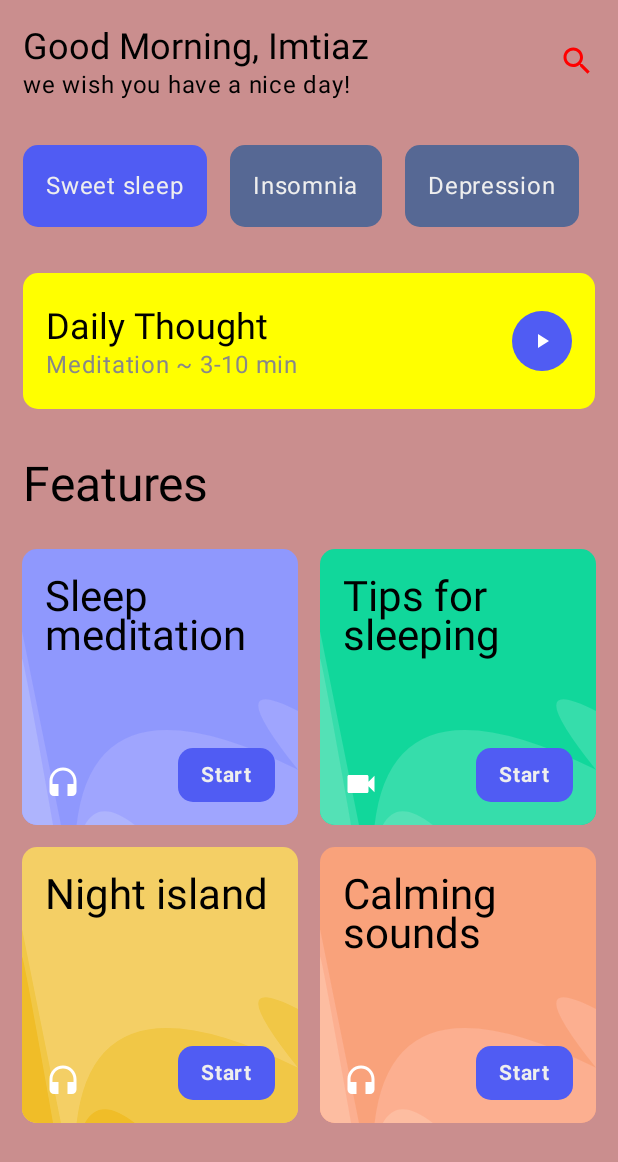
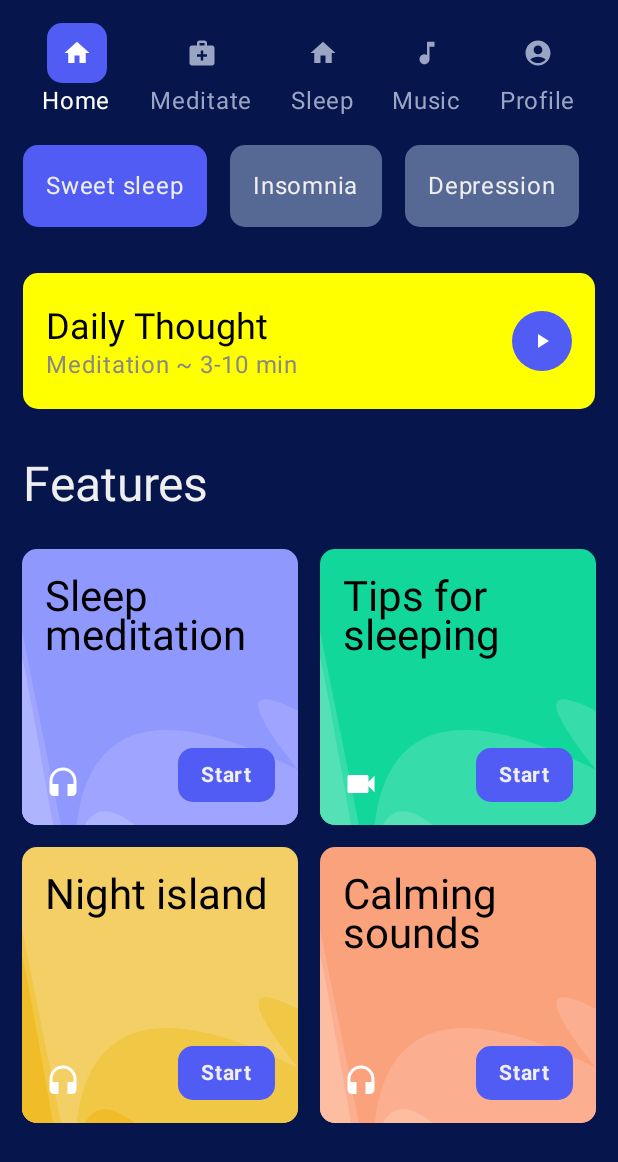
Before and after one commit to Imtiaz16041997/Compose_UI_Practise, an Android app built with Jetpack Compose: the screen it shows after launch (MainActivity), on a phone screen of 412 x 824 dp. Shown: the top 1162 px of the screen. Run offline under Robolectric (Android 15) with nearby library versions, the phone set to English and light mode, and no system bars.

Commit message:
NavBar features ui

```diff
--- /dev/null
+++ b/app/src/main/java/com/imtiaz/composepractices/BottomMenuContent.kt
@@ -0,0 +1,9 @@
+package com.imtiaz.composepractices
+
+import androidx.annotation.DrawableRes
+
+data class BottomMenuContent(
+    val title: String,
+    @DrawableRes val iconId: Int
+
+)
--- a/app/src/main/java/com/imtiaz/composepractices/HomeScreen.kt
+++ b/app/src/main/java/com/imtiaz/composepractices/HomeScreen.kt
@@ -39,6 +39,7 @@ import androidx.compose.ui.res.painterResource
 import androidx.compose.ui.text.font.FontWeight
 import androidx.compose.ui.unit.dp
 import androidx.compose.ui.unit.sp
+import com.imtiaz.composepractices.ui.theme.AquaBlue
 import com.imtiaz.composepractices.ui.theme.Beige1
 import com.imtiaz.composepractices.ui.theme.Beige2
 import com.imtiaz.composepractices.ui.theme.Beige3
@@ -47,6 +48,7 @@ import com.imtiaz.composepractices.ui.theme.BlueViolet2
 import com.imtiaz.composepractices.ui.theme.BlueViolet3
 import com.imtiaz.composepractices.ui.theme.ButtonBlue
 import com.imtiaz.composepractices.ui.theme.DarkerButtonBlue
+import com.imtiaz.composepractices.ui.theme.DeepBlue
 import com.imtiaz.composepractices.ui.theme.LightGreen1
 import com.imtiaz.composepractices.ui.theme.LightGreen2
 import com.imtiaz.composepractices.ui.theme.LightGreen3
@@ -55,12 +57,16 @@ import com.imtiaz.composepractices.ui.theme.OrangeYellow1
 import com.imtiaz.composepractices.ui.theme.OrangeYellow2
 import com.imtiaz.composepractices.ui.theme.OrangeYellow3
 import com.imtiaz.composepractices.ui.theme.TextWhite
+import java.nio.file.WatchEvent
 
 @Composable
 fun HomeScreen(){
     Box(modifier = Modifier
         .fillMaxSize()
-        .background(Color(0xFFCA8E8E))) {
+        .background(DeepBlue)
+        .fillMaxSize()
+    )
+        {
         Column {
             GreetingSection() //Heading
             ChipSection(chips = listOf("Sweet sleep", "Insomnia","Depression"))
@@ -100,6 +106,13 @@ fun HomeScreen(){
             )
 
         }
+            BottomMenu(items = listOf(
+                BottomMenuContent("Home",R.drawable.ic_home),
+                BottomMenuContent("Meditate",R.drawable.ic_meditate),
+                BottomMenuContent("Sleep",R.drawable.ic_home),
+                BottomMenuContent("Music",R.drawable.ic_music),
+                BottomMenuContent("Profile",R.drawable.ic_profile),
+            ))
     }
 }
 
@@ -119,19 +132,21 @@ fun GreetingSection(
         Column(verticalArrangement = Arrangement.Center) {
             Text(
                 text = "Good Morning, $name",
-                style = MaterialTheme.typography.headlineSmall
+                style = MaterialTheme.typography.headlineSmall,
+                color = TextWhite
             )
 
             Text(
                 text = "we wish you have a nice day!",
-                style = MaterialTheme.typography.bodyLarge
+                style = MaterialTheme.typography.bodyLarge,
+                color = TextWhite
             )
 
         }
 
         Icon(painter = painterResource(id = R.drawable.ic_search_icon),
             contentDescription = "Search",
-            tint = Color.Red,
+            tint = Color.White,
             modifier = Modifier.size(24.dp)
         )
 
@@ -229,6 +244,7 @@ fun CurrentMeditation(color: Color = Color.Yellow) {
     Column(modifier = Modifier.fillMaxWidth()) {
         Text(text = "Features",
             style = MaterialTheme.typography.headlineLarge,
+            color = TextWhite,
             modifier = Modifier.padding(15.dp))
 
         LazyVerticalGrid(
@@ -248,7 +264,8 @@ fun CurrentMeditation(color: Color = Color.Yellow) {
 @Composable
 fun FeatureItem(feature: Feature) {
 
-    BoxWithConstraints(modifier = Modifier.padding(7.5.dp)
+    BoxWithConstraints(modifier = Modifier
+        .padding(7.5.dp)
         .aspectRatio(1f)
         .clip(RoundedCornerShape(10.dp))
         .background(feature.darkColor)) {
@@ -305,11 +322,11 @@ fun FeatureItem(feature: Feature) {
         }
 
         Box(
-            modifier =
-            Modifier
+            modifier = Modifier
                 .fillMaxSize()
                 .padding(
-                    15.dp)) {
+                    15.dp
+                )) {
             Text(
                 text = feature.title,
                 style = MaterialTheme.typography.headlineMedium,
@@ -330,9 +347,9 @@ fun FeatureItem(feature: Feature) {
                 fontWeight = FontWeight.Bold,
                 modifier = Modifier
 
-                    .clickable{// Handle the
+                    .clickable {// Handle the
 
-                        }
+                    }
                     .align(Alignment.BottomEnd)
                     .clip(RoundedCornerShape(10.dp))
                     .background(ButtonBlue)
@@ -340,3 +357,80 @@ fun FeatureItem(feature: Feature) {
         }
     }
 }
+
+
+//Bottom Menu
+
+@Composable
+fun BottomMenu(
+    items: List<BottomMenuContent>,
+    modifier: Modifier = Modifier,
+    activeHighlightColor: Color = ButtonBlue,
+    activeTextColor: Color = Color.White,
+    inactiveTextColor: Color = AquaBlue,
+    initialSelectedItemIndex: Int = 0
+) {
+
+    var selectedItemIndex by remember {
+        mutableStateOf(initialSelectedItemIndex)
+    }
+
+    Row(
+        horizontalArrangement = Arrangement.SpaceAround,
+        verticalAlignment = Alignment.CenterVertically,
+        modifier = modifier
+            .fillMaxWidth()
+            .background(DeepBlue)
+            .padding(15.dp)
+    ) {
+        items.forEachIndexed { index, item ->
+
+            BottomMenuItem(
+                item = item,
+                isSelected = index == selectedItemIndex,
+                activeHighlightColor = activeHighlightColor,
+                activeTextColor = activeTextColor,
+                inactiveTextColor = inactiveTextColor
+            ){
+                selectedItemIndex = index
+            }
+        }
+    }
+}
+
+@Composable
+fun BottomMenuItem(
+    item: BottomMenuContent,
+    isSelected: Boolean = false,
+    activeHighlightColor: Color = ButtonBlue,
+    activeTextColor: Color = Color.White,
+    inactiveTextColor: Color = AquaBlue,
+    onItemClick: () -> Unit
+) {
+    Column(horizontalAlignment = Alignment.CenterHorizontally,
+        verticalArrangement = Arrangement.Center,
+        modifier = Modifier.clickable {
+            onItemClick()
+        }) {
+        Box(
+            contentAlignment = Alignment.Center,
+            modifier = Modifier
+                .clip(RoundedCornerShape(10.dp))
+                .background(if (isSelected) activeHighlightColor else Color.Transparent)
+                .padding(10.dp)
+        ) {
+            Icon(
+                painter = painterResource(id = item.iconId),
+                contentDescription = item.title,
+                tint = if (isSelected) activeTextColor else inactiveTextColor,
+                modifier = Modifier.size(20.dp)
+            )
+        }
+        Text(
+            text = item.title,
+            color = if(isSelected) activeTextColor else inactiveTextColor
+
+        )
+    }
+
+}
--- /dev/null
+++ b/app/src/main/res/drawable/ic_home.xml
@@ -0,0 +1,5 @@
+<vector android:height="24dp" android:tint="#24C224"
+    android:viewportHeight="24" android:viewportWidth="24"
+    android:width="24dp" xmlns:android="http://schemas.android.com/apk/res/android">
+    <path android:fillColor="@android:color/white" android:pathData="M10,20v-6h4v6h5v-8h3L12,3 2,12h3v8z"/>
+</vector>
--- /dev/null
+++ b/app/src/main/res/drawable/ic_meditate.xml
@@ -0,0 +1,5 @@
+<vector android:height="24dp" android:tint="#24C224"
+    android:viewportHeight="24" android:viewportWidth="24"
+    android:width="24dp" xmlns:android="http://schemas.android.com/apk/res/android">
+    <path android:fillColor="@android:color/white" android:pathData="M20,6h-4V4c0,-1.1 -0.9,-2 -2,-2h-4C8.9,2 8,2.9 8,4v2H4C2.9,6 2,6.9 2,8v12c0,1.1 0.9,2 2,2h16c1.1,0 2,-0.9 2,-2V8C22,6.9 21.1,6 20,6zM10,4h4v2h-4V4zM16,15h-3v3h-2v-3H8v-2h3v-3h2v3h3V15z"/>
+</vector>
--- /dev/null
+++ b/app/src/main/res/drawable/ic_music.xml
@@ -0,0 +1,5 @@
+<vector android:height="24dp" android:tint="#24C224"
+    android:viewportHeight="24" android:viewportWidth="24"
+    android:width="24dp" xmlns:android="http://schemas.android.com/apk/res/android">
+    <path android:fillColor="@android:color/white" android:pathData="M12,3v10.55c-0.59,-0.34 -1.27,-0.55 -2,-0.55 -2.21,0 -4,1.79 -4,4s1.79,4 4,4 4,-1.79 4,-4V7h4V3h-6z"/>
+</vector>
--- /dev/null
+++ b/app/src/main/res/drawable/ic_profile.xml
@@ -0,0 +1,5 @@
+<vector android:height="24dp" android:tint="#24C224"
+    android:viewportHeight="24" android:viewportWidth="24"
+    android:width="24dp" xmlns:android="http://schemas.android.com/apk/res/android">
+    <path android:fillColor="@android:color/white" android:pathData="M12,2C6.48,2 2,6.48 2,12s4.48,10 10,10s10,-4.48 10,-10S17.52,2 12,2zM12,6c1.93,0 3.5,1.57 3.5,3.5S13.93,13 12,13s-3.5,-1.57 -3.5,-3.5S10.07,6 12,6zM12,20c-2.03,0 -4.43,-0.82 -6.14,-2.88C7.55,15.8 9.68,15 12,15s4.45,0.8 6.14,2.12C16.43,19.18 14.03,20 12,20z"/>
+</vector>
```
